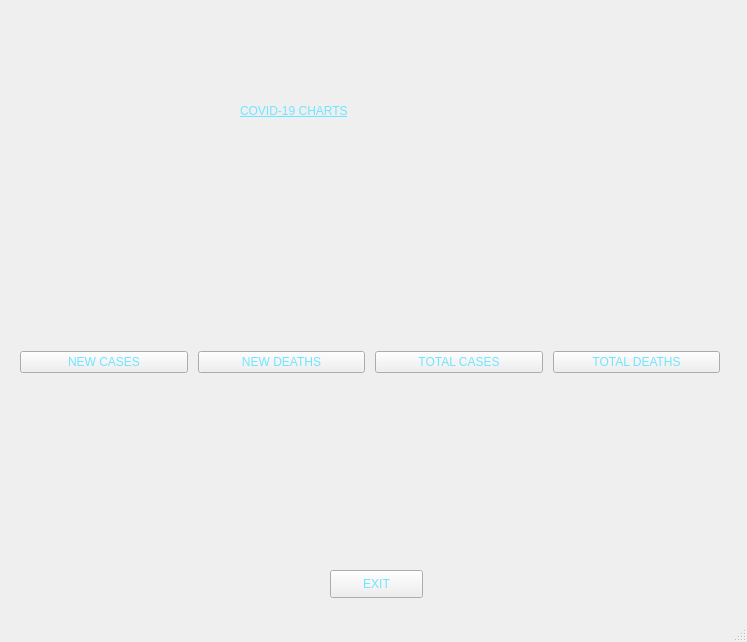
Qt form Chart_qt_app/Chart_qt_app.ui (Daniele1209/COVID-19-chart-app-using-Qt) before a commit.
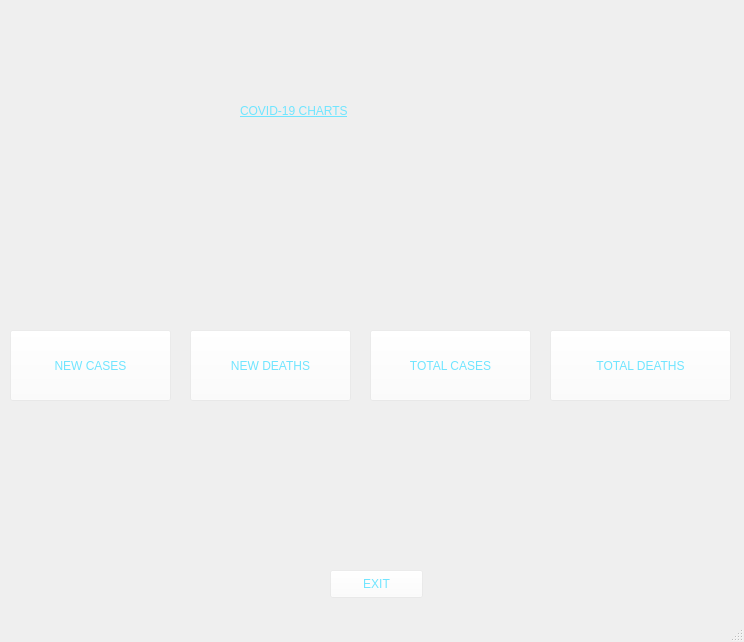
The same form after that commit. Icons and pictures are not drawn.

Commit message: all done until charts

```diff
--- a/Chart_qt_app/Chart_qt_app.ui
+++ b/Chart_qt_app/Chart_qt_app.ui
@@ -6,7 +6,7 @@
    <rect>
     <x>0</x>
     <y>0</y>
-    <width>747</width>
+    <width>744</width>
     <height>642</height>
    </rect>
   </property>
@@ -17,6 +17,78 @@
    <string notr="true">background-image: url(:/Chart_qt_app/covid _back.jpg);</string>
   </property>
   <widget class="QWidget" name="centralWidget">
+   <widget class="QPushButton" name="button_nc">
+    <property name="geometry">
+     <rect>
+      <x>10</x>
+      <y>330</y>
+      <width>161</width>
+      <height>71</height>
+     </rect>
+    </property>
+    <property name="styleSheet">
+     <string notr="true">font: 75 14pt &quot;Microsoft YaHei&quot;;
+color: rgb(112, 229, 255);
+background-color: rgba(255, 255, 255, 50);</string>
+    </property>
+    <property name="text">
+     <string>NEW CASES</string>
+    </property>
+   </widget>
+   <widget class="QPushButton" name="button_nd">
+    <property name="geometry">
+     <rect>
+      <x>190</x>
+      <y>330</y>
+      <width>161</width>
+      <height>71</height>
+     </rect>
+    </property>
+    <property name="styleSheet">
+     <string notr="true">font: 75 14pt &quot;Microsoft YaHei&quot;;
+color: rgb(112, 229, 255);
+background-color: rgba(255, 255, 255, 50);</string>
+    </property>
+    <property name="text">
+     <string>NEW DEATHS</string>
+    </property>
+   </widget>
+   <widget class="QPushButton" name="button_tc">
+    <property name="geometry">
+     <rect>
+      <x>370</x>
+      <y>330</y>
+      <width>161</width>
+      <height>71</height>
+     </rect>
+    </property>
+    <property name="styleSheet">
+     <string notr="true">font: 75 14pt &quot;Microsoft YaHei&quot;;
+color: rgb(112, 229, 255);
+background-color: rgba(255, 255, 255, 50);</string>
+    </property>
+    <property name="text">
+     <string>TOTAL CASES</string>
+    </property>
+   </widget>
+   <widget class="QPushButton" name="button_td">
+    <property name="geometry">
+     <rect>
+      <x>550</x>
+      <y>330</y>
+      <width>181</width>
+      <height>71</height>
+     </rect>
+    </property>
+    <property name="styleSheet">
+     <string notr="true">font: 75 14pt &quot;Microsoft YaHei&quot;;
+color: rgb(112, 229, 255);
+background-color: rgba(255, 255, 255, 50);</string>
+    </property>
+    <property name="text">
+     <string>TOTAL DEATHS</string>
+    </property>
+   </widget>
    <widget class="QLabel" name="label">
     <property name="geometry">
      <rect>
@@ -46,77 +118,13 @@
     </property>
     <property name="styleSheet">
      <string notr="true">font: 75 10pt &quot;Microsoft YaHei&quot;;
-color: rgb(112, 229, 255);</string>
+color: rgb(112, 229, 255);
+background-color: rgba(255, 255, 255, 50);</string>
     </property>
     <property name="text">
      <string>EXIT</string>
     </property>
    </widget>
-   <widget class="QWidget" name="">
-    <property name="geometry">
-     <rect>
-      <x>20</x>
-      <y>340</y>
-      <width>711</width>
-      <height>81</height>
-     </rect>
-    </property>
-    <layout class="QHBoxLayout" name="horizontalLayout">
-     <property name="spacing">
-      <number>10</number>
-     </property>
-     <property name="sizeConstraint">
-      <enum>QLayout::SetMaximumSize</enum>
-     </property>
-     <property name="leftMargin">
-      <number>0</number>
-     </property>
-     <item>
-      <widget class="QPushButton" name="button_nc">
-       <property name="styleSheet">
-        <string notr="true">font: 75 14pt &quot;Microsoft YaHei&quot;;
-color: rgb(112, 229, 255);</string>
-       </property>
-       <property name="text">
-        <string>NEW CASES</string>
-       </property>
-      </widget>
-     </item>
-     <item>
-      <widget class="QPushButton" name="button_nd">
-       <property name="styleSheet">
-        <string notr="true">font: 75 14pt &quot;Microsoft YaHei&quot;;
-color: rgb(112, 229, 255);</string>
-       </property>
-       <property name="text">
-        <string>NEW DEATHS</string>
-       </property>
-      </widget>
-     </item>
-     <item>
-      <widget class="QPushButton" name="button_tc">
-       <property name="styleSheet">
-        <string notr="true">font: 75 14pt &quot;Microsoft YaHei&quot;;
-color: rgb(112, 229, 255);</string>
-       </property>
-       <property name="text">
-        <string>TOTAL CASES</string>
-       </property>
-      </widget>
-     </item>
-     <item>
-      <widget class="QPushButton" name="button_td">
-       <property name="styleSheet">
-        <string notr="true">font: 75 14pt &quot;Microsoft YaHei&quot;;
-color: rgb(112, 229, 255);</string>
-       </property>
-       <property name="text">
-        <string>TOTAL DEATHS</string>
-       </property>
-      </widget>
-     </item>
-    </layout>
-   </widget>
   </widget>
   <widget class="QStatusBar" name="statusBar"/>
  </widget>
```
The commit also changes 9 other files.
